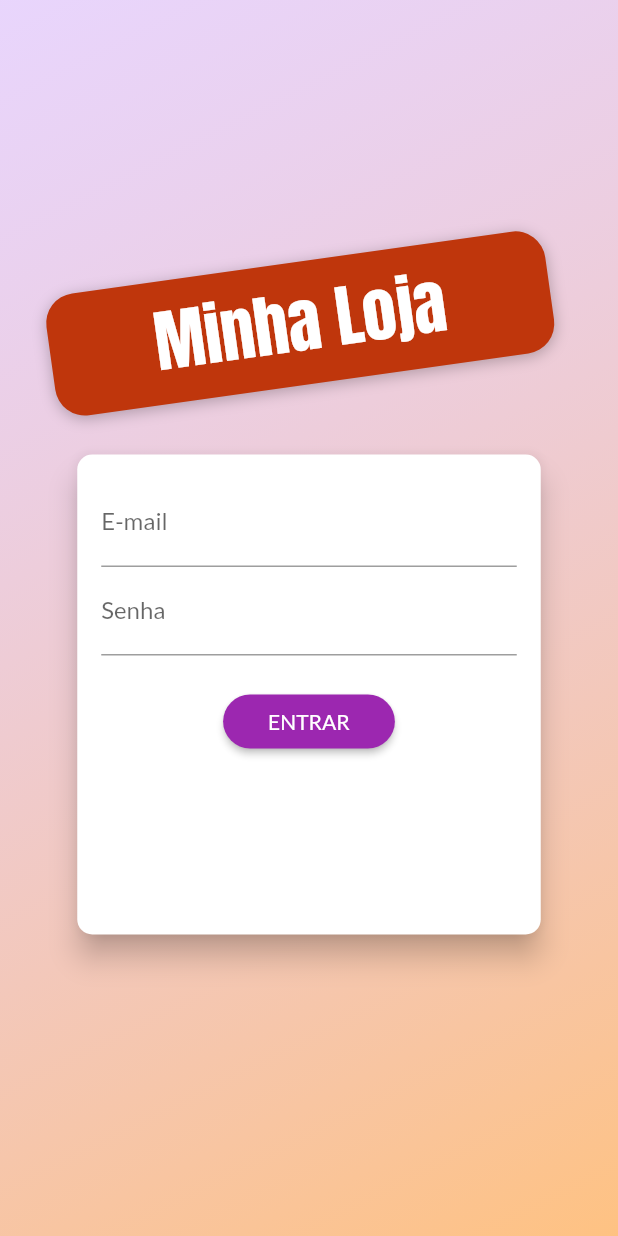
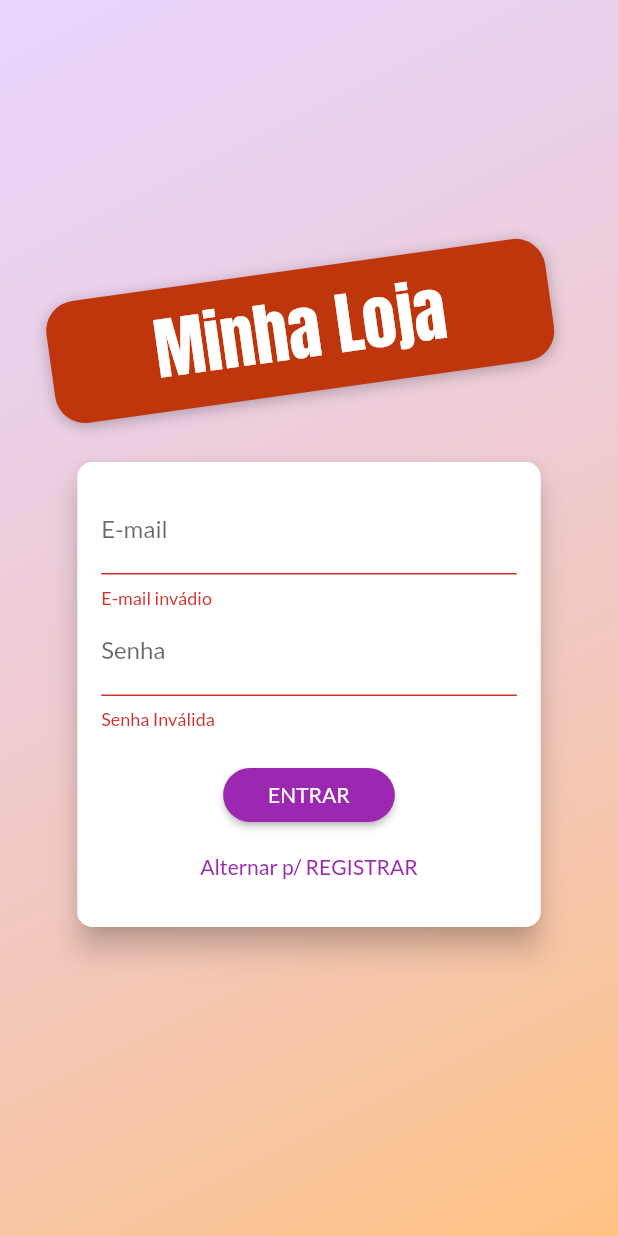
Before and after one commit to ramonmpacheco/bottini, a Flutter app: the screen it shows after launch, after a tap on "ENTRAR", on a phone screen of 412 x 824 dp. Run offline on Flutter 3.47's test engine with Material 2 defaults, Android fonts, the phone set to English and light mode, and no system bars.

Commit message:
refact: auth card

```diff
--- a/lib/widgets/auth_card.dart
+++ b/lib/widgets/auth_card.dart
@@ -8,12 +8,45 @@ class AuthCard extends StatefulWidget {
 }
 
 class _AuthCardState extends State<AuthCard> {
+  GlobalKey<FormState> _form = GlobalKey();
+  bool _isLoading = false;
   AuthMode _authMode = AuthMode.LOGIN;
   final _passwordController = TextEditingController();
 
   Map<String, String> _authData = {'email': '', 'password': ''};
 
-  void _submit() {}
+  void _submit() {
+    if (!_form.currentState.validate()) {
+      return;
+    }
+
+    setState(() {
+      _isLoading = true;
+    });
+
+    _form.currentState.save();
+
+    if (_authMode == AuthMode.LOGIN) {
+      //login
+    } else {
+      // registrar
+    }
+    setState(() {
+      _isLoading = false;
+    });
+  }
+
+  void _switchAuthMode() {
+    if (_authMode == AuthMode.LOGIN) {
+      setState(() {
+        _authMode = AuthMode.SIGN_UP;
+      });
+    } else {
+      setState(() {
+        _authMode = AuthMode.LOGIN;
+      });
+    }
+  }
 
   @override
   Widget build(BuildContext context) {
@@ -25,10 +58,11 @@ class _AuthCardState extends State<AuthCard> {
         borderRadius: BorderRadius.circular(10.0),
       ),
       child: Container(
-        height: 320,
+        height: _authMode == AuthMode.LOGIN ? 310 : 370,
         width: deviceSize.width * 0.75,
         padding: EdgeInsets.all(16.0),
         child: Form(
+          key: _form,
           child: Column(
             children: [
               TextFormField(
@@ -57,7 +91,6 @@ class _AuthCardState extends State<AuthCard> {
               if (_authMode == AuthMode.SIGN_UP)
                 TextFormField(
                   decoration: InputDecoration(labelText: 'Confirmar Senha'),
-                  controller: _passwordController,
                   obscureText: true,
                   validator: _authMode == AuthMode.SIGN_UP
                       ? (value) {
@@ -67,9 +100,11 @@ class _AuthCardState extends State<AuthCard> {
                           return null;
                         }
                       : null,
-                  onSaved: (value) => _authData['email'] = value,
                 ),
-              SizedBox(height: 20),
+              Spacer(),
+              if (_isLoading)
+                CircularProgressIndicator()
+              else
                 ElevatedButton(
                   style: ButtonStyle(
                     padding: MaterialStateProperty.all<EdgeInsets>(
@@ -85,8 +120,13 @@ class _AuthCardState extends State<AuthCard> {
                     ),
                   ),
                   onPressed: _submit,
-                child:
-                    Text(_authMode == AuthMode.LOGIN ? 'ENTRAR' : 'REGISTRAR'),
+                  child: Text(
+                      _authMode == AuthMode.LOGIN ? 'ENTRAR' : 'REGISTRAR'),
+                ),
+              TextButton(
+                onPressed: _switchAuthMode,
+                child: Text(
+                    "Alternar p/ ${_authMode == AuthMode.LOGIN ? 'REGISTRAR' : 'LOGIN'}"),
               ),
             ],
           ),
```
Lines whose indentation alone changed are shown as unchanged.
